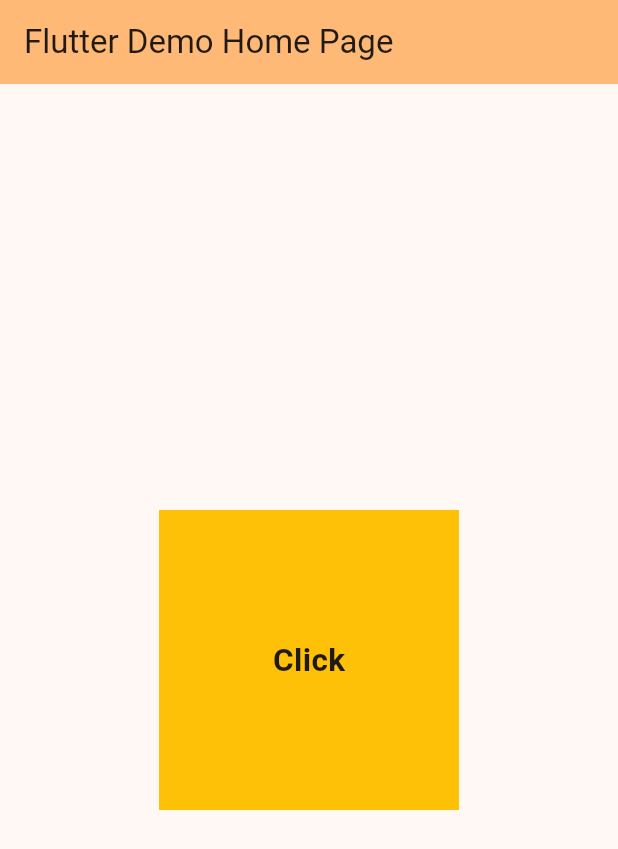
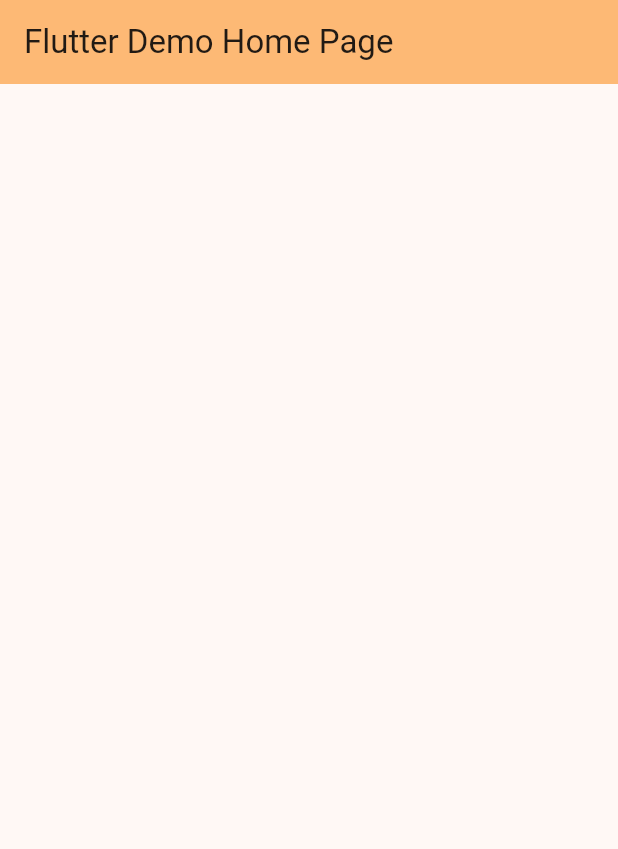
Before and after one commit to Vermasaiyam/my_app, a Flutter app: the screen it shows after launch, on a phone screen of 412 x 824 dp. Shown: the top 849 px of the screen. Run offline on Flutter 3.47's test engine with Material 3 defaults, Android fonts, the phone set to English and light mode, and no system bars.

```diff
--- a/lib/main.dart
+++ b/lib/main.dart
@@ -39,30 +39,124 @@ class _MyHomePageState extends State<MyHomePage> {
         title: Text(widget.title),
       ),
 
-      body: Center(
-        child: InkWell(
-          onTap: (){
-            print("tapped");
-          },
-          onLongPress: (){
-            print("long press");
-          },
-          onDoubleTap: (){
-            print("double tap");
-          },
-          child: Container(
-            width: 200,
-            height: 200,
-            color: Colors.amber,
-            child: Center(
-                child: InkWell(
-                    onTap: (){
-                      print("Text Tapped");
-                    },
-                    child: Text("Click", style: TextStyle(fontSize: 21, fontWeight: FontWeight.bold),))),
-          ),
-        ),
-      ),
+
+
+
+
+
+
+      // Scrollable
+
+      // body: Padding(
+      //   padding: const EdgeInsets.all(8.0),
+      //   child: SingleChildScrollView(
+      //     child: Column(
+      //       children: [
+      //         SingleChildScrollView(
+      //           scrollDirection: Axis.horizontal,
+      //           child: Row(
+      //             children: [
+      //               Container(
+      //                 margin: EdgeInsets.only(bottom: 11),
+      //                 height: 200,
+      //                 width: 400,
+      //                 color: Colors.green,
+      //               ),
+      //               Container(
+      //                 margin: EdgeInsets.only(bottom: 11),
+      //                 height: 200,
+      //                 width: 400,
+      //                 color: Colors.pink,
+      //               ),
+      //               Container(
+      //                 margin: EdgeInsets.only(bottom: 11),
+      //                 height: 200,
+      //                 width: 400,
+      //                 color: Colors.red,
+      //               ),
+      //               Container(
+      //                 margin: EdgeInsets.only(bottom: 11),
+      //                 height: 200,
+      //                 width: 400,
+      //                 color: Colors.black,
+      //               ),
+      //               Container(
+      //                 margin: EdgeInsets.only(bottom: 11),
+      //                 height: 200,
+      //                 width: 400,
+      //                 color: Colors.green,
+      //               ),
+      //               Container(
+      //                 margin: EdgeInsets.only(bottom: 11),
+      //                 height: 200,
+      //                 width: 400,
+      //                 color: Colors.blue,
+      //               ),
+      //               Container(
+      //                 margin: EdgeInsets.only(bottom: 11),
+      //                 height: 200,
+      //                 width: 400,
+      //                 color: Colors.yellow,
+      //               ),
+      //
+      //             ],
+      //           ),
+      //         ),
+      //         Container(
+      //           margin: EdgeInsets.only(bottom: 11),
+      //           height: 200,
+      //           color: Colors.blue,
+      //         ),
+      //         Container(
+      //           margin: EdgeInsets.only(bottom: 11),
+      //           height: 200,
+      //           color: Colors.black,
+      //         ),
+      //         Container(
+      //           margin: EdgeInsets.only(bottom: 11),
+      //           height: 200,
+      //           color: Colors.grey,
+      //         ),
+      //         Container(
+      //           margin: EdgeInsets.only(bottom: 11),
+      //           height: 200,
+      //           color: Colors.red,
+      //         ),
+      //
+      //       ],
+      //     ),
+      //   ),
+      // ),
+
+
+
+
+      // Inkwell
+
+      // body: Center(
+      //   child: InkWell(
+      //     onTap: (){
+      //       print("tapped");
+      //     },
+      //     onLongPress: (){
+      //       print("long press");
+      //     },
+      //     onDoubleTap: (){
+      //       print("double tap");
+      //     },
+      //     child: Container(
+      //       width: 200,
+      //       height: 200,
+      //       color: Colors.amber,
+      //       child: Center(
+      //           child: InkWell(
+      //               onTap: (){
+      //                 print("Text Tapped");
+      //               },
+      //               child: Text("Click", style: TextStyle(fontSize: 21, fontWeight: FontWeight.bold),))),
+      //     ),
+      //   ),
+      // ),
 
 
       // body: Container(
```
